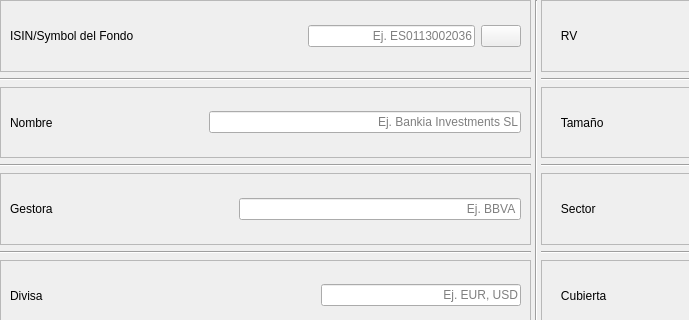
First picture: the form in src/GUI/AddISINView.ui, repository jesusramondovale/IngenicaSTS, before the edit; both pictures show x 0 to 689 and y 0 to 320 of the 1064 by 593 pixel window.
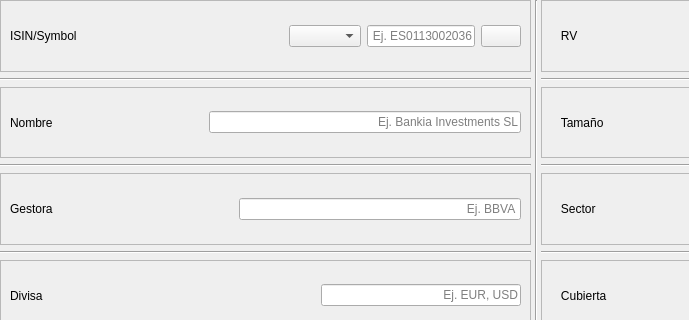
Second picture: the form after the edit. Icons and pictures are not drawn.

Commit message: Añadido: Selector de Fondos en C.Virtual para añadir a C.Real

What changed in the file:
```diff
--- a/src/GUI/AddISINView.ui
+++ b/src/GUI/AddISINView.ui
@@ -48,7 +48,7 @@
            </font>
           </property>
           <property name="text">
-           <string>ISIN/Symbol del Fondo</string>
+           <string>ISIN/Symbol</string>
           </property>
          </widget>
         </item>
@@ -59,14 +59,48 @@
           </property>
           <property name="sizeHint" stdset="0">
            <size>
-            <width>40</width>
+            <width>30</width>
             <height>20</height>
            </size>
           </property>
          </spacer>
         </item>
+        <item>
+         <widget class="QComboBox" name="cbCopiaVirtual">
+          <property name="sizePolicy">
+           <sizepolicy hsizetype="Preferred" vsizetype="Maximum">
+            <horstretch>0</horstretch>
+            <verstretch>0</verstretch>
+           </sizepolicy>
+          </property>
+          <property name="maximumSize">
+           <size>
+            <width>200</width>
+            <height>16777215</height>
+           </size>
+          </property>
+          <property name="toolTip">
+           <string>Fondos en Cartera Virtual</string>
+          </property>
+          <property name="currentText">
+           <string/>
+          </property>
+         </widget>
+        </item>
         <item>
          <widget class="QLineEdit" name="tfISIN">
+          <property name="sizePolicy">
+           <sizepolicy hsizetype="Fixed" vsizetype="Fixed">
+            <horstretch>0</horstretch>
+            <verstretch>0</verstretch>
+           </sizepolicy>
+          </property>
+          <property name="maximumSize">
+           <size>
+            <width>150</width>
+            <height>16777215</height>
+           </size>
+          </property>
           <property name="alignment">
            <set>Qt::AlignRight|Qt::AlignTrailing|Qt::AlignVCenter</set>
           </property>
```
The commit also changes 3 other files.
